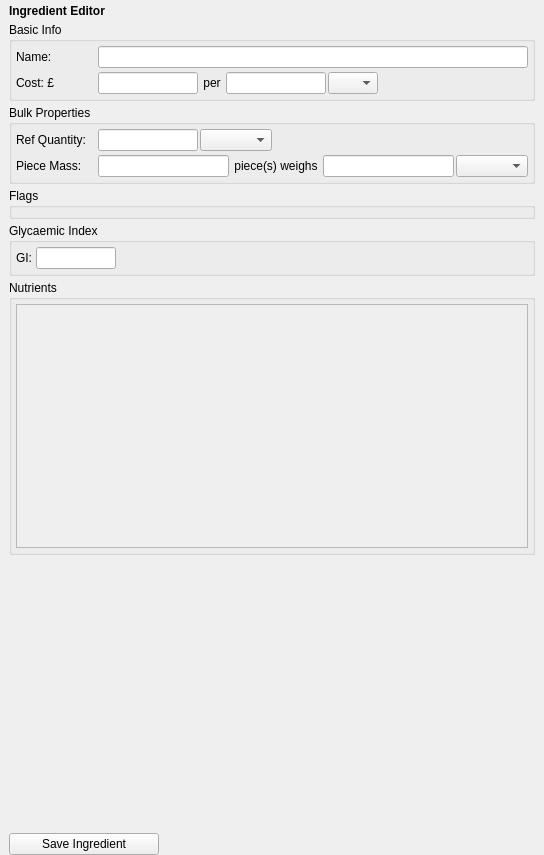
Old version of the form gui/ingredient_editor.ui in the repository JamesAIzzard/codiet.
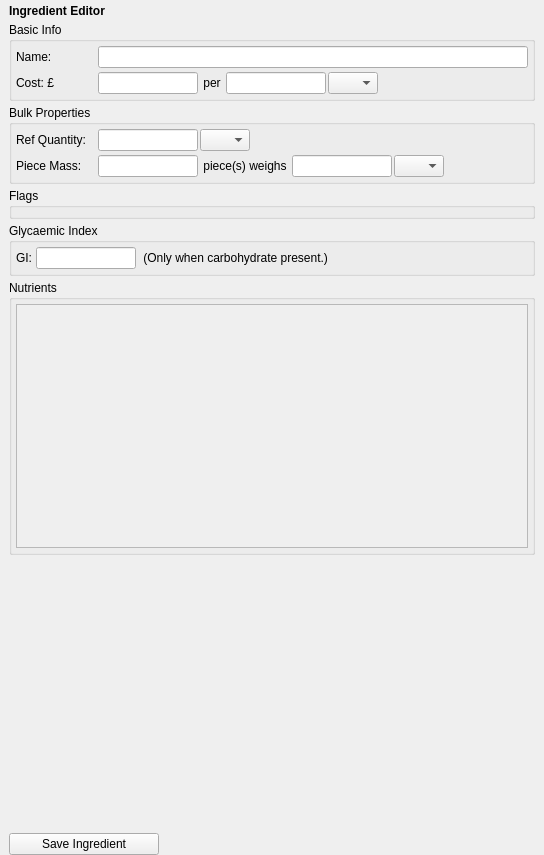
New version of the form.

Commit message: Adds a double validator to the ingr cost widget.

Diff of the .ui file:
```diff
--- a/gui/ingredient_editor.ui
+++ b/gui/ingredient_editor.ui
@@ -347,9 +347,15 @@
              <verstretch>0</verstretch>
             </sizepolicy>
            </property>
+           <property name="minimumSize">
+            <size>
+             <width>50</width>
+             <height>0</height>
+            </size>
+           </property>
            <property name="maximumSize">
             <size>
-             <width>100</width>
+             <width>50</width>
              <height>16777215</height>
             </size>
            </property>
@@ -409,7 +415,32 @@
           </widget>
          </item>
          <item>
-          <widget class="QLineEdit" name="lineEdit"/>
+          <widget class="QLineEdit" name="lineEdit">
+           <property name="sizePolicy">
+            <sizepolicy hsizetype="Fixed" vsizetype="Fixed">
+             <horstretch>0</horstretch>
+             <verstretch>0</verstretch>
+            </sizepolicy>
+           </property>
+           <property name="minimumSize">
+            <size>
+             <width>100</width>
+             <height>0</height>
+            </size>
+           </property>
+           <property name="maximumSize">
+            <size>
+             <width>100</width>
+             <height>16777215</height>
+            </size>
+           </property>
+           <property name="baseSize">
+            <size>
+             <width>0</width>
+             <height>0</height>
+            </size>
+           </property>
+          </widget>
          </item>
          <item>
           <widget class="QLabel" name="label_7">
@@ -419,10 +450,49 @@
           </widget>
          </item>
          <item>
-          <widget class="QLineEdit" name="lineEdit_5"/>
+          <widget class="QLineEdit" name="lineEdit_5">
+           <property name="minimumSize">
+            <size>
+             <width>100</width>
+             <height>0</height>
+            </size>
+           </property>
+           <property name="maximumSize">
+            <size>
+             <width>100</width>
+             <height>16777215</height>
+            </size>
+           </property>
+          </widget>
          </item>
          <item>
-          <widget class="QComboBox" name="comboBox_3"/>
+          <widget class="QComboBox" name="comboBox_3">
+           <property name="minimumSize">
+            <size>
+             <width>50</width>
+             <height>0</height>
+            </size>
+           </property>
+           <property name="maximumSize">
+            <size>
+             <width>50</width>
+             <height>16777215</height>
+            </size>
+           </property>
+          </widget>
+         </item>
+         <item>
+          <spacer name="horizontalSpacer_4">
+           <property name="orientation">
+            <enum>Qt::Horizontal</enum>
+           </property>
+           <property name="sizeHint" stdset="0">
+            <size>
+             <width>40</width>
+             <height>20</height>
+            </size>
+           </property>
+          </spacer>
          </item>
         </layout>
        </widget>
@@ -499,14 +569,27 @@
           <verstretch>0</verstretch>
          </sizepolicy>
         </property>
+        <property name="minimumSize">
+         <size>
+          <width>100</width>
+          <height>0</height>
+         </size>
+        </property>
         <property name="maximumSize">
          <size>
-          <width>80</width>
+          <width>100</width>
           <height>16777215</height>
          </size>
         </property>
        </widget>
       </item>
+      <item>
+       <widget class="QLabel" name="label_9">
+        <property name="text">
+         <string> (Only when carbohydrate present.)</string>
+        </property>
+       </widget>
+      </item>
       <item>
        <spacer name="horizontalSpacer_3">
         <property name="orientation">
```
Left out of the diff: 18 changed lines with no effect on the pictures. The commit also changes 3 other files.
